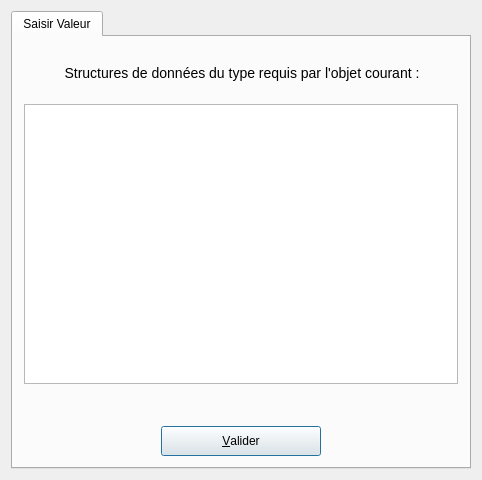
First picture: the form in UiQT4/desUniqueASSD.ui, repository SalomePlatform/eficas_tools, before the edit.
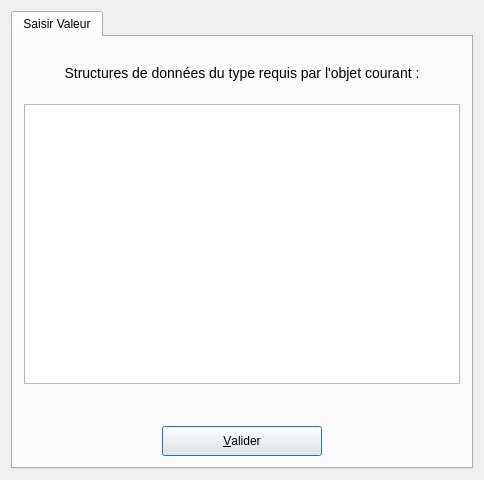
Second picture: the form after the edit.

```diff
--- a/UiQT4/desUniqueASSD.ui
+++ b/UiQT4/desUniqueASSD.ui
@@ -9,9 +9,9 @@
     <height>480</height>
    </rect>
   </property>
-  <property name="minimumSize" >
+  <property name="minimumSize">
    <size>
-    <width>350</width>
+    <width>0</width>
     <height>0</height>
    </size>
   </property>
@@ -123,7 +123,7 @@
    </item>
   </layout>
  </widget>
- <layoutdefault spacing="6" margin="11" />
+ <layoutdefault spacing="6" margin="11"/>
  <pixmapfunction>qPixmapFromMimeSource</pixmapfunction>
  <resources/>
  <connections/>
```
Left out of the diff: 79 changed lines with no effect on the pictures.
